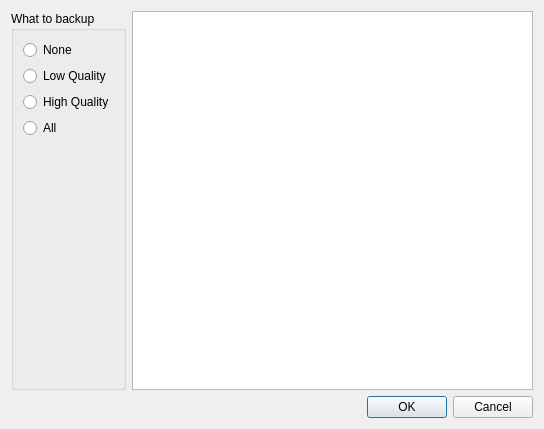
Qt form client/src/ui/dialogs/backup_settings_dialog.ui (networkoptix/nx_open) before a commit.
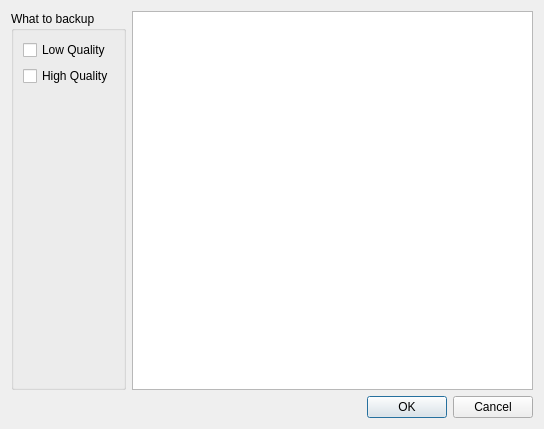
The same form after that commit. Custom widgets are drawn as their Qt base class.

Commit message:
(VMS-1036) - camera settings in progress
<==== Mercurial data ====>
Branch: x_vms_947_redundant_storage_2

What changed in the file:
```diff
--- a/client/src/ui/dialogs/backup_settings_dialog.ui
+++ b/client/src/ui/dialogs/backup_settings_dialog.ui
@@ -26,33 +26,19 @@
        </property>
        <layout class="QVBoxLayout" name="verticalLayout">
         <item>
-         <widget class="QRadioButton" name="radioButtonNone">
-          <property name="text">
-           <string>None</string>
-          </property>
-         </widget>
-        </item>
-        <item>
-         <widget class="QRadioButton" name="radioButtonLow">
+         <widget class="QCheckBox" name="checkBoxLQ">
           <property name="text">
            <string>Low Quality</string>
           </property>
          </widget>
         </item>
         <item>
-         <widget class="QRadioButton" name="radioButtonHigh">
+         <widget class="QCheckBox" name="checkBoxHQ">
           <property name="text">
            <string>High Quality</string>
           </property>
          </widget>
         </item>
-        <item>
-         <widget class="QRadioButton" name="radioButtonAll">
-          <property name="text">
-           <string>All</string>
-          </property>
-         </widget>
-        </item>
         <item>
          <spacer name="verticalSpacer">
           <property name="orientation">
```
The commit also changes 2 other files.
